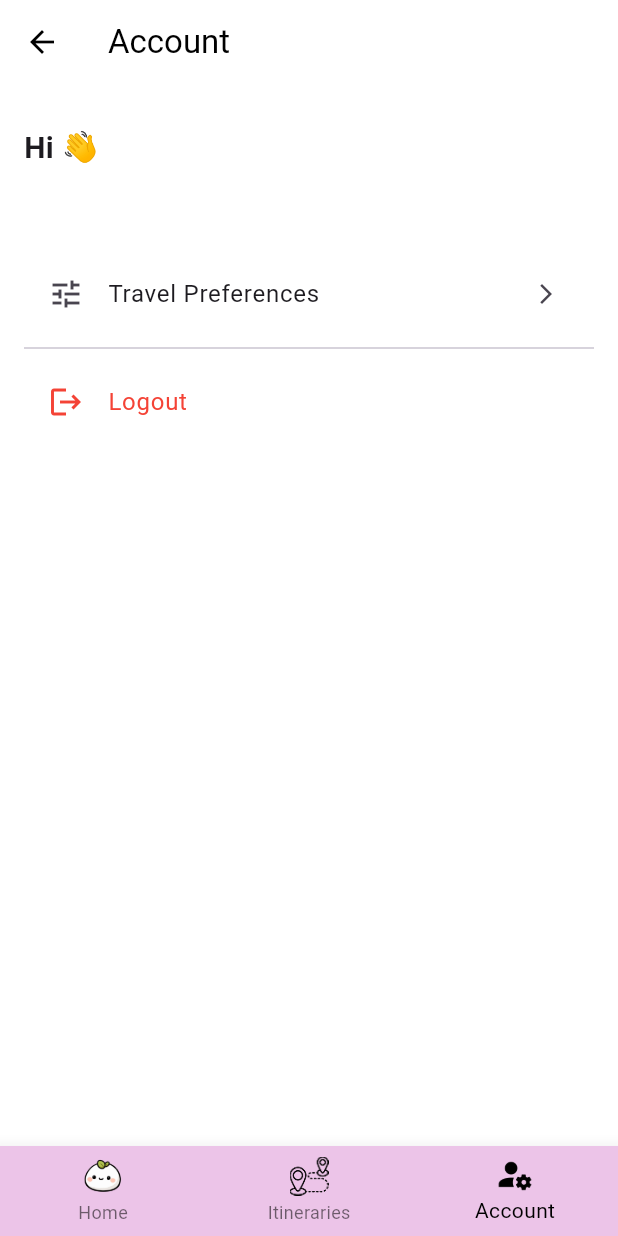
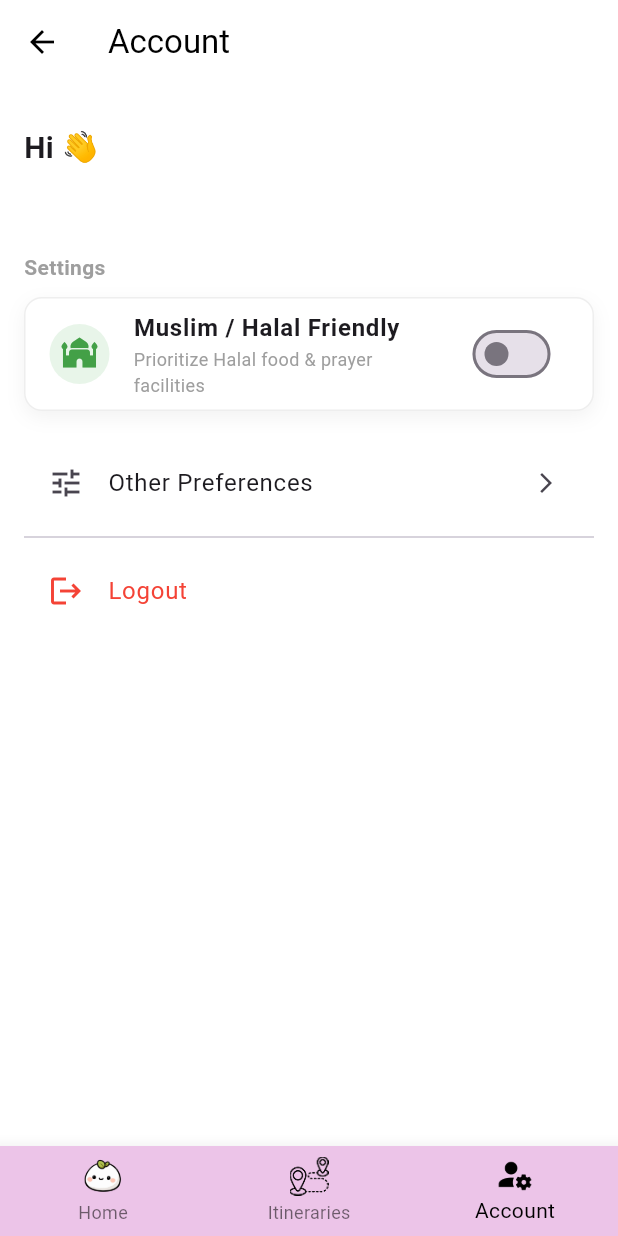
Before and after one commit to Marshyy69/mochiroam_ai, a Flutter app: the AccountScreen screen opened by its route, on a phone screen of 412 x 824 dp. Run offline on Flutter 3.47's test engine with Material 3 defaults, Android fonts, the phone set to English and light mode, and no system bars; our stand-ins replace cloud_firestore, dash_chat_2, firebase_auth, firebase_core, flutter_dotenv, flutter_markdown_plus; accounts and stored records are empty.

Commit message:
Feat: added halal preference

```diff
--- a/lib/Screens/account_screen.dart
+++ b/lib/Screens/account_screen.dart
@@ -1,16 +1,74 @@
 // lib/screens/account_screen.dart
 import 'package:flutter/material.dart';
 import 'package:firebase_auth/firebase_auth.dart';
+import 'package:cloud_firestore/cloud_firestore.dart'; // Import Firestore
 import '../widgets/bottom_nav_bar.dart';
 
-class AccountScreen extends StatelessWidget {
+class AccountScreen extends StatefulWidget {
   const AccountScreen({super.key});
 
   @override
+  State<AccountScreen> createState() => _AccountScreenState();
+}
+
+class _AccountScreenState extends State<AccountScreen> {
+  final user = FirebaseAuth.instance.currentUser;
+  bool _isHalal = false; // Default value
+  bool _isLoading = true; // To prevent toggle jumping
+
+  @override
+  void initState() {
+    super.initState();
+    _loadPreferences();
+  }
+
+  // 1. Load current setting from Firestore
+  Future<void> _loadPreferences() async {
+    if (user == null) return;
+    try {
+      final doc = await FirebaseFirestore.instance.collection('users').doc(user!.uid).get();
+      if (doc.exists && doc.data() != null) {
+        setState(() {
+          // If the field doesn't exist yet, default to false
+          _isHalal = doc.data()!['is_halal'] ?? false;
+          _isLoading = false;
+        });
+      } else {
+        setState(() => _isLoading = false);
+      }
+    } catch (e) {
+      print("Error loading preferences: $e");
+      setState(() => _isLoading = false);
+    }
+  }
+
+  // 2. Save new setting to Firestore
+  Future<void> _toggleHalal(bool value) async {
+    if (user == null) return;
+
+    // Update UI immediately for snappiness
+    setState(() => _isHalal = value);
+
+    // Save to backend
+    await FirebaseFirestore.instance.collection('users').doc(user!.uid).set({
+      'is_halal': value,
+    }, SetOptions(merge: true)); // 'merge: true' prevents overwriting other data
+
+    if (!mounted) return;
+    ScaffoldMessenger.of(context).hideCurrentSnackBar();
+    ScaffoldMessenger.of(context).showSnackBar(
+      SnackBar(
+        content: Text(value ? "Halal preference ON 🌙" : "Halal preference OFF"),
+        backgroundColor: value ? Colors.green.shade700 : Colors.grey.shade700,
+        duration: const Duration(seconds: 2),
+      ),
+    );
+  }
+
+  @override
   Widget build(BuildContext context) {
-    final user = FirebaseAuth.instance.currentUser;
-
     return Scaffold(
+      backgroundColor: Colors.white,
       appBar: AppBar(
         title: const Text("Account"),
         backgroundColor: Colors.white,
@@ -18,7 +76,9 @@ class AccountScreen extends StatelessWidget {
         elevation: 0,
       ),
 
-      body: Padding(
+      body: _isLoading
+        ? const Center(child: CircularProgressIndicator())
+        : Padding(
           padding: const EdgeInsets.all(16),
           child: Column(
             crossAxisAlignment: CrossAxisAlignment.start,
@@ -26,9 +86,9 @@ class AccountScreen extends StatelessWidget {
               const SizedBox(height: 12),
 
               // Greeting
-            Text(
+              const Text(
                 "Hi 👋",
-              style: const TextStyle(fontSize: 20, fontWeight: FontWeight.bold),
+                style: TextStyle(fontSize: 20, fontWeight: FontWeight.bold),
               ),
 
               if (user?.email != null) ...[
@@ -38,10 +98,46 @@ class AccountScreen extends StatelessWidget {
 
               const SizedBox(height: 30),
 
-            // ---------------- Preferences ----------------
+              const Text(
+                "Settings",
+                style: TextStyle(fontSize: 14, fontWeight: FontWeight.bold, color: Colors.grey),
+              ),
+              const SizedBox(height: 10),
+
+              // 🔥 NEW: Halal Toggle Switch
+              Container(
+                decoration: BoxDecoration(
+                  color: Colors.white,
+                  borderRadius: BorderRadius.circular(12),
+                  border: Border.all(color: Colors.grey.shade200),
+                  boxShadow: [
+                    BoxShadow(color: Colors.black.withOpacity(0.05), blurRadius: 10, offset: const Offset(0, 4)),
+                  ],
+                ),
+                child: SwitchListTile(
+                  title: const Text("Muslim / Halal Friendly", style: TextStyle(fontWeight: FontWeight.w600)),
+                  subtitle: const Text("Prioritize Halal food & prayer facilities", style: TextStyle(fontSize: 12, color: Colors.grey)),
+                  secondary: Container(
+                    padding: const EdgeInsets.all(8),
+                    decoration: BoxDecoration(
+                      color: Colors.green.shade50,
+                      shape: BoxShape.circle,
+                    ),
+                    child: Icon(Icons.mosque, color: Colors.green.shade600),
+                  ),
+                  value: _isHalal,
+                  activeColor: Colors.green,
+                  onChanged: _toggleHalal,
+                ),
+              ),
+
+              const SizedBox(height: 20),
+
+              // ---------------- Existing Preferences (Optional) ----------------
+              // You can keep this if you have other settings, or remove it if 'Halal' was the only one.
               ListTile(
                 leading: const Icon(Icons.tune),
-              title: const Text("Travel Preferences"),
+                title: const Text("Other Preferences"),
                 trailing: const Icon(Icons.arrow_forward_ios, size: 16),
                 onTap: () {
                   Navigator.pushNamed(context, "/preferences");
```
Also changed, not shown: lib/Screens/chat_screen.dart (+110 -141 lines), lib/models/travel_preferences.dart (+24 -18 lines), lib/services/openai_service.dart (+52 -27 lines), lib/services/serp_api_service.dart (added, +43 -0 lines). Lines whose indentation alone changed are shown as unchanged.
